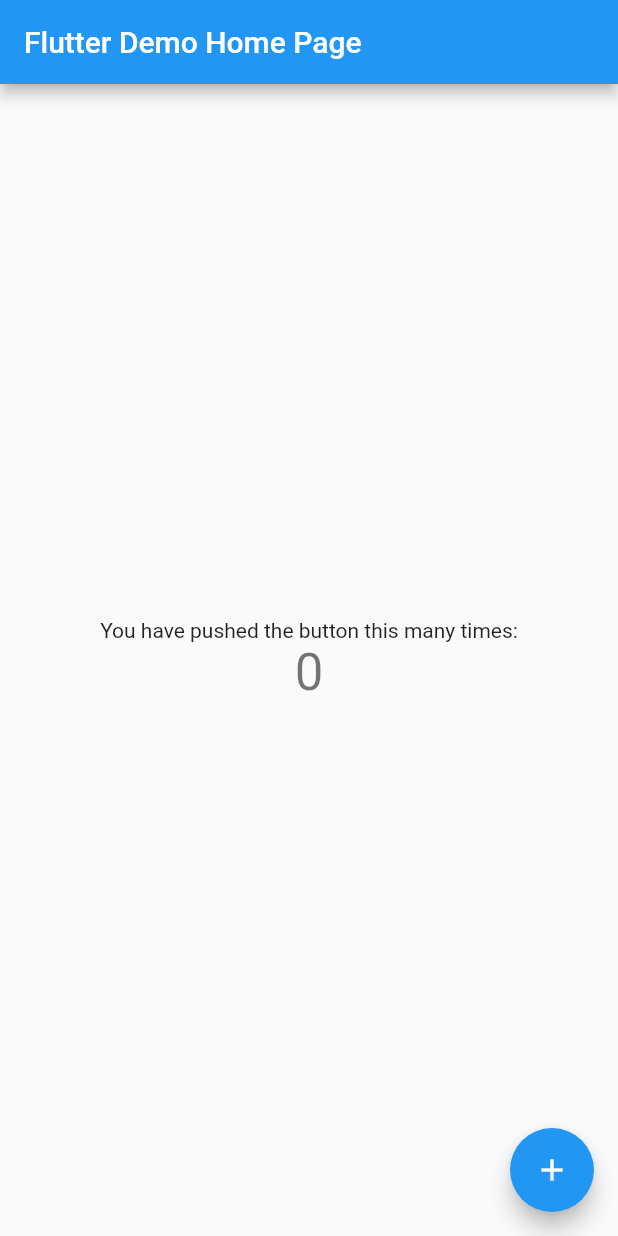
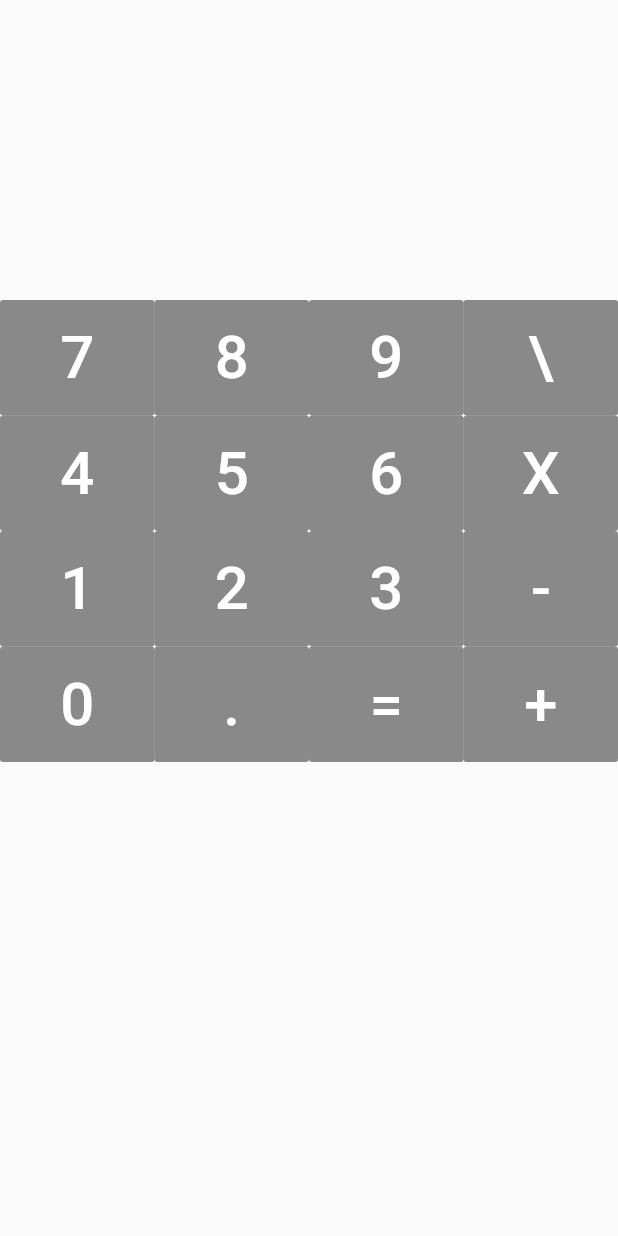
Before and after one commit to CaKellum/calculatorapp, a Flutter app: the screen it shows after launch, on a phone screen of 412 x 824 dp. Run offline on Flutter 3.47's test engine with Material 2 defaults, Android fonts, the phone set to English and light mode, and no system bars.

```diff
--- a/lib/main.dart
+++ b/lib/main.dart
@@ -6,58 +6,108 @@ class MyApp extends StatelessWidget {
   @override
   Widget build(BuildContext context) {
     return MaterialApp(
-      title: 'Flutter Demo',
+      title: 'Calculator',
       theme: ThemeData(
-        primarySwatch: Colors.blue,
+        primarySwatch: Colors.deepPurple,
       ),
-      home: MyHomePage(title: 'Flutter Demo Home Page'),
+      home: MyHomePage(),
     );
   }
 }
 
 class MyHomePage extends StatefulWidget {
-  MyHomePage({Key key, this.title}) : super(key: key);
-  final String title;
   @override
   _MyHomePageState createState() => _MyHomePageState();
 }
 
 class _MyHomePageState extends State<MyHomePage> {
-  int _counter = 0;
+  String function = ' ';
 
-  void _incrementCounter() {
-    setState(() {
+  Expanded calcButton(String text) {
+    return Expanded(
+      child: FlatButton(
+        color: Colors.black45,
+        padding: EdgeInsets.all(15),
+        child: Text(
+          text,
+          style: TextStyle(
+            color: Colors.white,
+            fontSize: 40,
+          ),
+        ),
+        onPressed: () {
+          this.function += text;
+        },
+      ),
+    );
+  }
 
-      _counter++;
-    });
+  Expanded eqButton() {
+    return Expanded(
+      child: FlatButton(
+        color: Colors.black45,
+        padding: EdgeInsets.all(15),
+        child: Text(
+          '=',
+          style: TextStyle(
+            color: Colors.white,
+            fontSize: 40,
+          ),
+        ),
+        onPressed: () {
+          print(this.function);
+          this.function = '';
+        },
+      ),
+    );
   }
 
   @override
   Widget build(BuildContext context) {
-
     return Scaffold(
-      appBar: AppBar(
-
-        title: Text(widget.title),
-      ),
-      body: Center(
+      body: SafeArea(
         child: Column(
-          mainAxisAlignment: MainAxisAlignment.center,
           children: <Widget>[
-            Text(
-              'You have pushed the button this many times:',
+            SizedBox(
+              child: Text(this.function),
+              width: MediaQuery.of(context).size.width,
+              height: 200,
             ),
-            Text(
-              '$_counter',
-              style: Theme.of(context).textTheme.display1,
+            Row(
+              children: <Widget>[
+                calcButton('7'),
+                calcButton('8'),
+                calcButton('9'),
+                calcButton(' \\ '),
+              ],
+            ),
+            Row(
+              children: <Widget>[
+                calcButton('4'),
+                calcButton('5'),
+                calcButton('6'),
+                calcButton(' X '),
+              ],
+            ),
+            Row(
+              children: <Widget>[
+                calcButton('1'),
+                calcButton('2'),
+                calcButton('3'),
+                calcButton(' - '),
+              ],
+            ),
+            Row(
+              children: <Widget>[
+                calcButton('0'),
+                calcButton('.'),
+                eqButton(),
+                calcButton(' + '),
+              ],
             ),
           ],
         ),
       ),
-      floatingActionButton: FloatingActionButton(
-        onPressed: _incrementCounter,
-        tooltip: 'Increment',
-        child: Icon(Icons.add),
-      ));
+    );
   }
 }
```
Also changed, not shown: lib/logic/operation_parsing.dart (+18 -0 lines), lib/logic/operation_tree.dart (deleted, +0 -52 lines), lib/widgets/widgets.dart (deleted), 1 other file.
